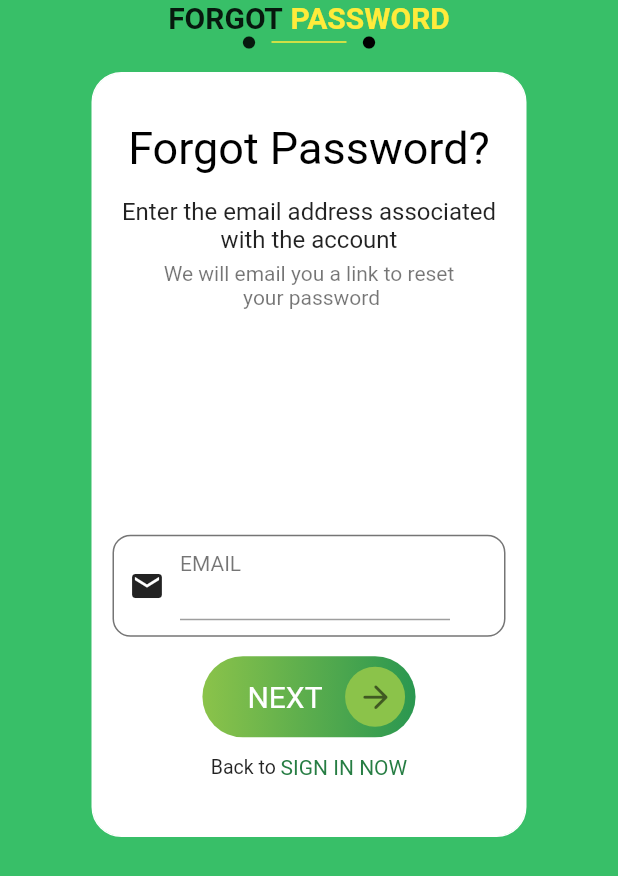
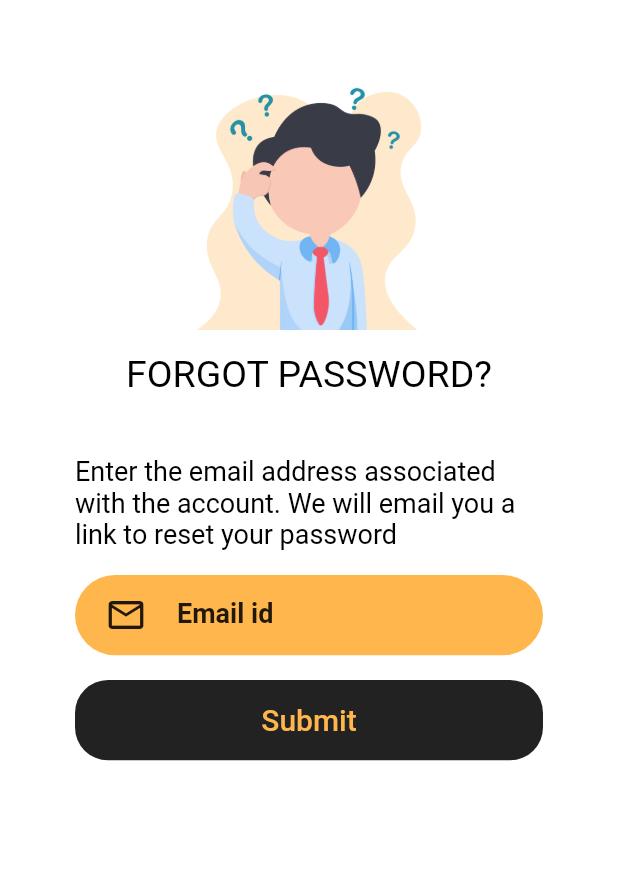
Before and after one commit to vedantsaraf2002/Fitegrate-test, a Flutter app: the screen it shows after launch, after a tap on "Forgot Password", on a phone screen of 412 x 824 dp. Shown: the top 876 px of the screen. Run offline on Flutter 3.47's test engine with Material 2 defaults, Android fonts, the phone set to English and light mode, and no system bars; our stand-ins replace circular_countdown_timer, cloud_firestore, firebase_auth, firebase_core, flutter_signin_button, fluttertoast and 2 more; accounts and stored records are empty; Roboto replaces fonts that are missing (Balsamiq_Sans).

Commit message:
forgot password page fixed

```diff
--- a/lib/main.dart
+++ b/lib/main.dart
@@ -12,6 +12,7 @@ import 'package:fitegrate_project/screens/dashboard.dart';
 import 'package:fitegrate_project/screens/forgotpassword.dart';
 import 'package:fitegrate_project/screens/healthassessment.dart';
 import 'package:fitegrate_project/screens/home.dart';
+import 'package:fitegrate_project/screens/newforgotpassword.dart';
 import 'package:fitegrate_project/screens/otp_authentication.dart';
 import 'package:fitegrate_project/screens/pre-requisite.dart';
 import 'package:fitegrate_project/screens/report.dart';
@@ -58,7 +59,8 @@ class MyApp extends StatelessWidget {
         'Getting_Started': (context) => GetStarted(),
         'Dashboard':(context) => DashBoard(),
         'BottomNavigation':(context) => MyStatefulWidget(),
-        'forgotpassword':(context) => forgotpassword(),
+        //'forgotpassword':(context) => forgotpassword(),
+         'newforgotpassword':(context) => NewForgotPassword(),
         'HealthAssessment':(context) => HealthAssessment(),
         'PreRequisite':(context) => PreRequisite(),
         'SpotJog':(context) => SpotJog(),
--- /dev/null
+++ b/lib/screens/newforgotpassword.dart
@@ -0,0 +1,134 @@
+import 'dart:ui';
+import 'package:firebase_auth/firebase_auth.dart';
+import 'package:flutter/material.dart';
+import 'package:fluttertoast/fluttertoast.dart';
+
+ final TextEditingController _emailController = TextEditingController();
+  final GlobalKey<FormState> _formKey = GlobalKey<FormState>();
+  final FirebaseAuth _firebaseAuth = FirebaseAuth.instance;
+
+class NewForgotPassword extends StatefulWidget {
+  const NewForgotPassword({ Key? key }) : super(key: key);
+
+  @override
+  _NewForgotPasswordState createState() => _NewForgotPasswordState();
+}
+
+class _NewForgotPasswordState extends State<NewForgotPassword> {
+
+
+  @override
+  Widget build(BuildContext context) {
+    Size size = MediaQuery.of(context).size;
+    return Scaffold(
+      backgroundColor: Colors.white,
+      body: SingleChildScrollView(
+        child: Padding(
+          padding: EdgeInsets.fromLTRB(50, 0, 50, 0),
+        //  padding: const EdgeInsets.all(8.0),
+          child: Column(
+            children: [
+              SizedBox(height: 55),
+                Center(child: Image.asset('assets/Logos/confused_man.png', height:  size.height*0.20,  width: size.width*0.80, )),
+
+                  SizedBox(height: 15),
+              Center(child: Text('FORGOT PASSWORD?', style: TextStyle(fontSize: 25, color: Colors.black),)),
+
+              Column(
+
+                children: [
+                 // Padding(padding: EdgeInsets.fromLTRB(100, 0, 40, 0)),
+
+                   SizedBox(height: 40),
+              Center(child: Text('Enter the email address associated with the account. We will email you a link to reset your password', style: TextStyle(fontSize: 18, color: Colors.black, ) ,)),
+
+                 SizedBox(
+                  height: size.height * 0.02,
+                ),
+                Container(
+                  height: size.height * 0.065,
+                  width: size.width * 0.8,
+                  decoration: BoxDecoration(
+                    color: Colors.orange[300],
+                    borderRadius: BorderRadius.circular(30),
+                  ),
+                  child: Center(
+                    child: TextField(
+                      controller: _emailController,
+                      decoration: InputDecoration(
+
+                        border: InputBorder.none,
+                        //contentPadding: EdgeInsets.fromLTRB(20, 0, 0, 0),
+                        prefixIcon: Padding(
+                          padding: const EdgeInsets.symmetric(horizontal: 20),
+                          child: Icon(
+                            Icons.email_outlined,
+                            size: 28,
+                            color: Colors.black87,
+                          ),
+                        ),
+                        hintText: 'Email id',
+                        hintStyle: TextStyle(
+                            color: Colors.black87,
+                            fontSize: 18,
+                            fontWeight: FontWeight.bold),
+                      ),
+                      keyboardType: TextInputType.emailAddress,
+                      //obscureText: _issecure,
+                       cursorColor: Colors.black87,
+                      textInputAction: TextInputAction.next,
+                      style: TextStyle(
+                        color: Colors.black,
+                        fontSize: 17,
+                        fontWeight: FontWeight.bold,
+                      ),
+                    ),
+                  ),
+                ),
+
+              SizedBox(
+                  height: size.height * 0.02,
+                ),
+
+                Container(
+                 height: size.height * 0.065,
+                  width: size.width * 0.8,
+                  decoration: BoxDecoration(
+                    borderRadius: BorderRadius.circular(22),
+                    color: Colors.black87,
+                  ),
+                  child: TextButton(
+                    onPressed: () async {
+                      resetPassword();
+                      Navigator.pushNamed(context, 'SignIn');
+                    },
+                    child: Text(
+                      'Submit',
+                      style: TextStyle(color: Colors.orange[300], fontSize: 20),
+                    ),
+                  ),
+                ),
+              // Center(child: Text('We will email you a link to reset your password', style: TextStyle(fontSize: 13, color: Colors.black),))
+
+                ],
+              ),
+
+            ],
+          ),
+        ),
+
+      )
+      );
+ }
+}
+
+
+
+resetPassword() async {
+    String email = _emailController.text.toString();
+    try {
+      await _firebaseAuth.sendPasswordResetEmail(email: email);
+    } catch (e) {
+      Fluttertoast.showToast(msg: e.toString());
+    }
+  }
--- a/lib/screens/sign_in.dart
+++ b/lib/screens/sign_in.dart
@@ -179,7 +179,7 @@ class _SignInState extends State<SignIn> {
               ),
 
               GestureDetector(
-                onTap: () => Navigator.pushNamed(context, 'forgotpassword'),
+                onTap: () => Navigator.pushNamed(context, 'newforgotpassword'),
                 child: Container(
                   child: Text(
                     'Forgot Password',
--- a/pubspec.yaml
+++ b/pubspec.yaml
@@ -70,6 +70,7 @@ flutter:
     - assets/Fitegrate/black_part2.jpeg
     - assets/Fitegrate/newest_logo.png
     - assets/Fitegrate/profile.jpeg
+    - assets/Logos/confused_man.png
 
 
   # An image asset can refer to one or more resolution-specific "variants", see
```
Also changed, not shown: assets/Logos/confused_man.png (added).
